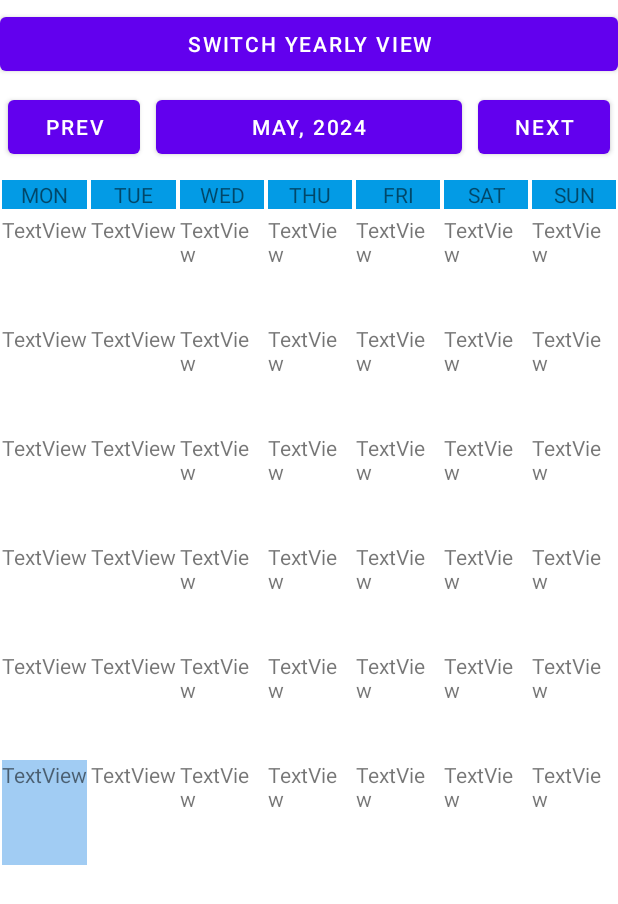
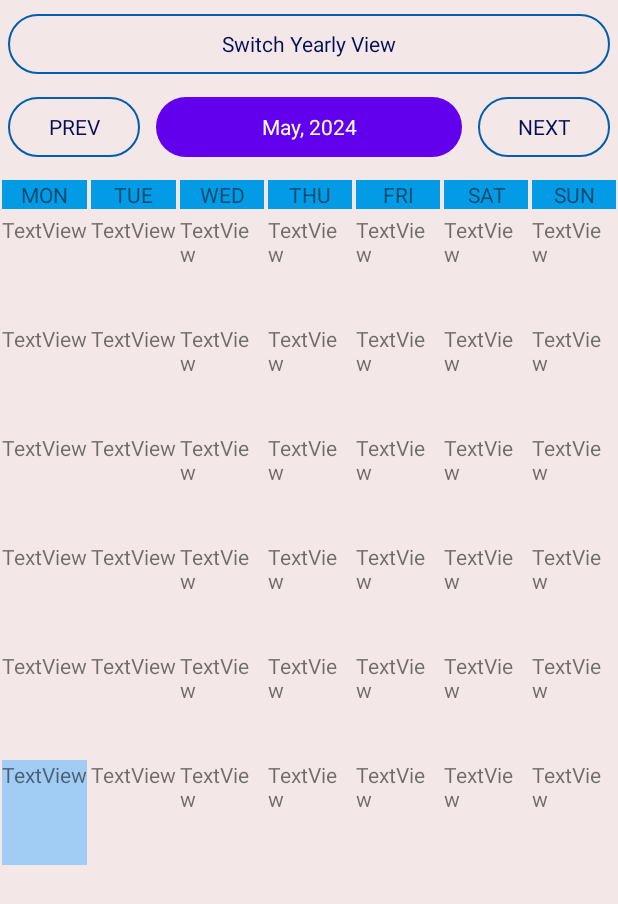
Before and after one commit to kaikeraut/SuSiShaa-DhanSaver, an Android app: the layout fragment_month_wise_view.xml on its own in the app's theme, with its tools: preview values and no code run, on a phone screen of 412 x 824 dp. Shown: the top 904 px of the screen. Run offline under Robolectric (Android 15) with nearby library versions, the phone set to English and light mode, and no system bars.

Commit message:
button and card view colors

```diff
--- a/app/src/main/java/co/iin/susiddhi/sushishaa_dhansaver/adapter/ExpenseCardViewListAdapter.kt
+++ b/app/src/main/java/co/iin/susiddhi/sushishaa_dhansaver/adapter/ExpenseCardViewListAdapter.kt
@@ -7,6 +7,7 @@ import android.view.LayoutInflater
 import android.view.View
 import android.view.ViewGroup
 import android.widget.TextView
+import androidx.cardview.widget.CardView
 import androidx.recyclerview.widget.RecyclerView
 import co.iin.susiddhi.sushishaa_dhansaver.R
 import co.iin.susiddhi.sushishaa_dhansaver.database.ExpenseClassModel
@@ -31,6 +32,7 @@ class ExpenseCardViewListAdapter (private val context: Context, courseModelArray
         val SubCategory: TextView
         val Category: TextView
         val Reason: TextView
+        val CardViewId: CardView
         init {
             ExpenseRupee = itemView.findViewById(R.id.textExpenseRupee)
             DateTime = itemView.findViewById(R.id.textDateTime)
@@ -38,6 +40,7 @@ class ExpenseCardViewListAdapter (private val context: Context, courseModelArray
             SubCategory = itemView.findViewById(R.id.textSubCategory)
             Category = itemView.findViewById(R.id.textCategory)
             Reason = itemView.findViewById(R.id.textReason)
+            CardViewId = itemView.findViewById(R.id.cardViewId)
         }
     }
 
@@ -61,12 +64,13 @@ class ExpenseCardViewListAdapter (private val context: Context, courseModelArray
 
         if(model.category == SUSISHAA_CATEGORY_INCOME)
         {
+            holder?.CardViewId?.setCardBackgroundColor(context.getColor(R.color.creditColorTexts))
             holder?.ExpenseRupee?.setText(model.rupee.toString())
             holder?.ExpenseRupee?.setBackgroundColor(context.getColor(R.color.creditColor))
-            //holder?.ExpenseRupee?.setTextColor(Color.GREEN)
         }
         else
         {
+            holder?.CardViewId?.setCardBackgroundColor(context.getColor(R.color.debitColorText))
             holder?.ExpenseRupee?.setText(model.rupee.toString())
             holder?.ExpenseRupee?.setBackgroundColor(context.getColor(R.color.debitColor))
             //holder?.ExpenseRupee?.setTextColor(Color.RED)
--- a/app/src/main/res/layout/expense_cardview_adapter_layout.xml
+++ b/app/src/main/res/layout/expense_cardview_adapter_layout.xml
@@ -1,6 +1,7 @@
 <?xml version="1.0" encoding="utf-8"?>
 <androidx.cardview.widget.CardView xmlns:android="http://schemas.android.com/apk/res/android"
     xmlns:app="http://schemas.android.com/apk/res-auto"
+    android:id="@+id/cardViewId"
     android:layout_width="match_parent"
     android:layout_height="wrap_content"
     app:cardBackgroundColor="#EFEDED"
--- a/app/src/main/res/layout/fragment_month_wise_view.xml
+++ b/app/src/main/res/layout/fragment_month_wise_view.xml
@@ -1,8 +1,10 @@
 <?xml version="1.0" encoding="utf-8"?>
 <FrameLayout xmlns:android="http://schemas.android.com/apk/res/android"
+    xmlns:app="http://schemas.android.com/apk/res-auto"
     xmlns:tools="http://schemas.android.com/tools"
     android:layout_width="match_parent"
     android:layout_height="match_parent"
+    android:background="#F4E7E7"
     tools:context=".ui.MonthWiseViewFragment">
 
     <LinearLayout
@@ -12,11 +14,14 @@
 
         <Button
             android:id="@+id/buttonMonthYear"
+            style="@style/Widget.Material3.Button.OutlinedButton"
             android:layout_width="match_parent"
             android:layout_height="wrap_content"
-            android:layout_marginTop="5dp"
-            android:layout_marginBottom="5dp"
-            android:text="Switch Yearly View" />
+            android:layout_margin="5dp"
+            android:text="Switch Yearly View"
+            android:textColor="@color/buttonTextColor"
+            android:textSize="14sp"
+            app:strokeColor="@color/buttonStrokeColor" />
 
         <LinearLayout
             android:layout_width="match_parent"
@@ -25,6 +30,7 @@
 
             <Button
                 android:id="@+id/buttonPrev"
+                style="@style/Widget.Material3.Button.OutlinedButton"
                 android:layout_width="wrap_content"
                 android:layout_height="wrap_content"
                 android:layout_marginStart="5dp"
@@ -32,10 +38,14 @@
                 android:layout_marginEnd="5dp"
                 android:layout_marginBottom="10dp"
                 android:layout_weight="0"
-                android:text="Prev" />
+                android:text="PREV"
+                android:textColor="@color/buttonTextColor"
+                android:textSize="14sp"
+                app:strokeColor="@color/buttonStrokeColor" />
 
             <Button
                 android:id="@+id/buttonDate"
+                style="@style/Widget.Material3.Button"
                 android:layout_width="wrap_content"
                 android:layout_height="wrap_content"
                 android:layout_marginStart="5dp"
@@ -43,10 +53,14 @@
                 android:layout_marginEnd="5dp"
                 android:layout_marginBottom="10dp"
                 android:layout_weight="10"
-                android:text="May, 2024" />
+                android:text="May, 2024"
+                android:textSize="14sp" />
 
             <Button
                 android:id="@+id/buttonNext"
+                style="@style/Widget.Material3.Button.OutlinedButton"
+                android:textColor="@color/buttonTextColor"
+                app:strokeColor="@color/buttonStrokeColor"
                 android:layout_width="wrap_content"
                 android:layout_height="wrap_content"
                 android:layout_marginStart="5dp"
@@ -54,7 +68,8 @@
                 android:layout_marginEnd="5dp"
                 android:layout_marginBottom="10dp"
                 android:layout_weight="0"
-                android:text="Next" />
+                android:text="NEXT"
+                android:textSize="14sp" />
         </LinearLayout>
 
         <LinearLayout
--- a/app/src/main/res/values/colors.xml
+++ b/app/src/main/res/values/colors.xml
@@ -8,6 +8,10 @@
     <color name="black">#FF000000</color>
     <color name="white">#FFFFFFFF</color>
     <color name="bottomViewColor">#E0ECF3</color>
-    <color name="debitColor">#EDCDCD</color>
-    <color name="creditColor">#B1CAB2</color>
+    <color name="debitColor">#F3A7A7</color>
+    <color name="creditColor">#A6F3A8</color>
+    <color name="debitColorText">#F3D4D4</color>
+    <color name="creditColorTexts">#D6F4D6</color>
+    <color name="buttonStrokeColor">#015DAD</color>
+    <color name="buttonTextColor">#030E55</color>
 </resources>
```
Also changed, not shown: app/src/main/res/layout/fragment_expense_chart.xml (+17 -0 lines), app/src/main/res/layout/fragment_year_wise_view.xml (+9 -0 lines).
